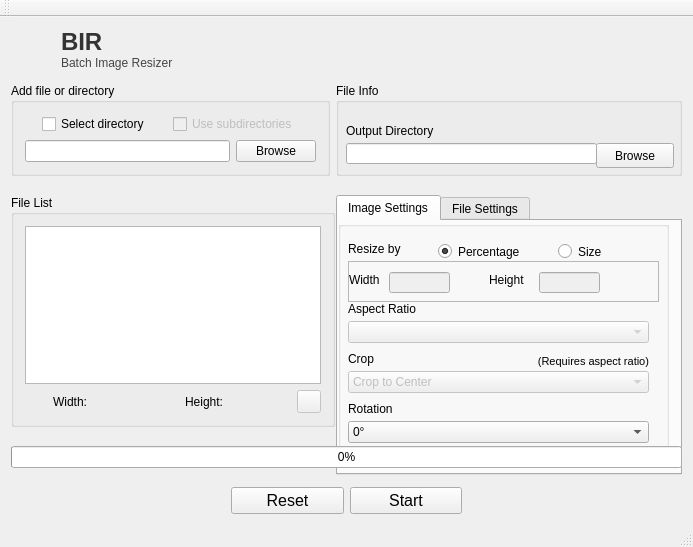
Above: bir.ui from agronick/BIR before the change. Below: the same form after it.
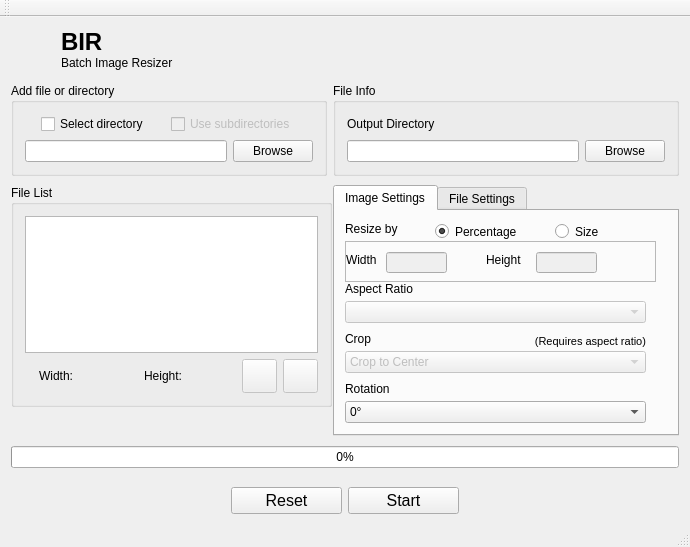
That is the form after the change. The open tabs and pages were chosen to show the change. Icons and pictures are not drawn.

Commit message: Bugfixes, delete all button, UI cleanup, other fixes

```diff
--- a/bir.ui
+++ b/bir.ui
@@ -9,7 +9,7 @@
    <rect>
     <x>0</x>
     <y>0</y>
-    <width>693</width>
+    <width>690</width>
     <height>547</height>
    </rect>
   </property>
@@ -21,8 +21,8 @@
   </property>
   <property name="maximumSize">
    <size>
-    <width>1165</width>
-    <height>1000</height>
+    <width>16777215</width>
+    <height>10000000</height>
    </size>
   </property>
   <property name="windowTitle">
@@ -45,7 +45,7 @@
    <bool>true</bool>
   </property>
   <widget class="QWidget" name="centralWidget">
-   <layout class="QVBoxLayout" name="verticalLayout_2">
+   <layout class="QVBoxLayout" name="verticalLayout_4">
     <item>
      <widget class="QLabel" name="titleIcon">
       <property name="sizePolicy">
@@ -80,7 +80,7 @@
        <string notr="true">background-image: url(:/icon/icon); background-repeat:no-repeat; padding-left: 50px</string>
       </property>
       <property name="text">
-       <string>&lt;html&gt;&lt;head/&gt;&lt;body&gt;&lt;p&gt;&lt;span style=&quot; font-size:18pt; font-weight:600; color:#333333;&quot;&gt;BIR&lt;/span&gt;&lt;br /&gt;&lt;span style=&quot; font-size:9pt; color:#454545;&quot;&gt;Batch Image Resizer&lt;/span&gt;&lt;/p&gt;&lt;/body&gt;&lt;/html&gt;</string>
+       <string>&lt;html&gt;&lt;head/&gt;&lt;body&gt;&lt;p&gt;&lt;span style=&quot; font-size:18pt; font-weight:600;&quot;&gt;BIR&lt;/span&gt;&lt;br/&gt;&lt;span style=&quot; font-size:9pt;&quot;&gt;Batch Image Resizer&lt;/span&gt;&lt;/p&gt;&lt;/body&gt;&lt;/html&gt;</string>
       </property>
       <property name="textFormat">
        <enum>Qt::RichText</enum>
@@ -220,15 +220,18 @@
         <property name="title">
          <string>File Info</string>
         </property>
+        <layout class="QVBoxLayout" name="verticalLayout_2">
+         <item>
+          <widget class="QLabel" name="label_2">
+           <property name="text">
+            <string>Output Directory</string>
+           </property>
+          </widget>
+         </item>
+         <item>
+          <layout class="QHBoxLayout" name="horizontalLayout_2">
+           <item>
         <widget class="QLineEdit" name="outputFile">
-         <property name="geometry">
-          <rect>
-           <x>10</x>
-           <y>60</y>
-           <width>251</width>
-           <height>21</height>
-          </rect>
-         </property>
          <property name="sizePolicy">
           <sizepolicy hsizetype="Expanding" vsizetype="Fixed">
            <horstretch>0</horstretch>
@@ -242,34 +245,17 @@
           </size>
          </property>
         </widget>
+           </item>
+           <item>
         <widget class="QPushButton" name="browseOut">
-         <property name="geometry">
-          <rect>
-           <x>260</x>
-           <y>60</y>
-           <width>78</width>
-           <height>25</height>
-          </rect>
-         </property>
          <property name="text">
           <string>Browse</string>
          </property>
         </widget>
-        <widget class="QLabel" name="label_2">
-         <property name="geometry">
-          <rect>
-           <x>10</x>
-           <y>40</y>
-           <width>111</width>
-           <height>16</height>
-          </rect>
-         </property>
-         <property name="text">
-          <string>Output Directory</string>
-         </property>
-        </widget>
-        <zorder>outputFile</zorder>
-        <zorder>browseOut</zorder>
+           </item>
+          </layout>
+         </item>
+        </layout>
         <zorder>label_2</zorder>
         <zorder>titleIcon</zorder>
        </widget>
@@ -277,18 +263,18 @@
      </layout>
     </item>
     <item>
-     <layout class="QHBoxLayout" name="horizontalLayout_4" stretch="1,1">
+     <layout class="QHBoxLayout" name="horizontalLayout_4" stretch="1,0">
       <property name="spacing">
        <number>1</number>
       </property>
       <property name="sizeConstraint">
-       <enum>QLayout::SetMaximumSize</enum>
+       <enum>QLayout::SetFixedSize</enum>
       </property>
       <property name="topMargin">
-       <number>13</number>
+       <number>3</number>
       </property>
       <property name="bottomMargin">
-       <number>13</number>
+       <number>33</number>
       </property>
       <item>
        <widget class="QGroupBox" name="fileList_2">
@@ -343,7 +329,7 @@
             </widget>
            </item>
            <item>
-            <widget class="QLabel" name="heightLabel">
+            <widget class="QLabel" name="widthLabel">
              <property name="text">
               <string/>
              </property>
@@ -360,12 +346,31 @@
             </widget>
            </item>
            <item>
-            <widget class="QLabel" name="widthLabel">
+            <widget class="QLabel" name="heightLabel">
              <property name="text">
               <string/>
              </property>
             </widget>
            </item>
+           <item>
+            <widget class="QToolButton" name="removeAll">
+             <property name="enabled">
+              <bool>false</bool>
+             </property>
+             <property name="styleSheet">
+              <string notr="true"/>
+             </property>
+             <property name="text">
+              <string/>
+             </property>
+             <property name="iconSize">
+              <size>
+               <width>27</width>
+               <height>27</height>
+              </size>
+             </property>
+            </widget>
+           </item>
            <item>
             <widget class="QToolButton" name="removeItem">
              <property name="enabled">
@@ -377,6 +382,12 @@
              <property name="text">
               <string/>
              </property>
+             <property name="iconSize">
+              <size>
+               <width>27</width>
+               <height>27</height>
+              </size>
+             </property>
             </widget>
            </item>
           </layout>
@@ -387,7 +398,7 @@
       <item>
        <widget class="QTabWidget" name="tabWidget">
         <property name="sizePolicy">
-         <sizepolicy hsizetype="Fixed" vsizetype="Fixed">
+         <sizepolicy hsizetype="Fixed" vsizetype="Preferred">
           <horstretch>0</horstretch>
           <verstretch>0</verstretch>
          </sizepolicy>
@@ -395,110 +406,74 @@
         <property name="minimumSize">
          <size>
           <width>346</width>
-          <height>280</height>
+          <height>251</height>
          </size>
         </property>
+        <property name="maximumSize">
+         <size>
+          <width>16777215</width>
+          <height>233</height>
+         </size>
+        </property>
+        <property name="tabPosition">
+         <enum>QTabWidget::North</enum>
+        </property>
+        <property name="tabShape">
+         <enum>QTabWidget::Rounded</enum>
+        </property>
         <property name="currentIndex">
-         <number>1</number>
+         <number>0</number>
+        </property>
+        <property name="tabsClosable">
+         <bool>false</bool>
         </property>
         <widget class="QWidget" name="imageTab">
          <attribute name="title">
           <string>Image Settings</string>
          </attribute>
-         <widget class="QGroupBox" name="settings">
-          <property name="geometry">
-           <rect>
-            <x>0</x>
-            <y>0</y>
-            <width>331</width>
-            <height>231</height>
-           </rect>
-          </property>
-          <property name="sizePolicy">
-           <sizepolicy hsizetype="Expanding" vsizetype="Preferred">
-            <horstretch>0</horstretch>
-            <verstretch>0</verstretch>
-           </sizepolicy>
-          </property>
-          <widget class="QRadioButton" name="pixelRadio">
-           <property name="geometry">
-            <rect>
-             <x>220</x>
-             <y>20</y>
-             <width>95</width>
-             <height>21</height>
-            </rect>
-           </property>
-           <property name="text">
-            <string>Size</string>
-           </property>
-          </widget>
-          <widget class="QRadioButton" name="percentageRadio">
-           <property name="geometry">
-            <rect>
-             <x>100</x>
-             <y>20</y>
-             <width>95</width>
-             <height>21</height>
-            </rect>
-           </property>
-           <property name="text">
-            <string>Percentage</string>
-           </property>
-           <property name="checked">
-            <bool>true</bool>
-           </property>
-          </widget>
-          <widget class="QLabel" name="label_5">
-           <property name="geometry">
-            <rect>
-             <x>10</x>
-             <y>20</y>
-             <width>81</width>
-             <height>16</height>
-            </rect>
-           </property>
-           <property name="text">
-            <string>Resize by</string>
-           </property>
-          </widget>
-          <widget class="QLabel" name="label_6">
-           <property name="geometry">
-            <rect>
-             <x>10</x>
-             <y>80</y>
-             <width>111</width>
-             <height>16</height>
-            </rect>
-           </property>
-           <property name="text">
-            <string>Aspect Ratio</string>
-           </property>
-          </widget>
-          <widget class="QComboBox" name="aspectRatio">
+         <widget class="QComboBox" name="cropMode">
            <property name="enabled">
             <bool>false</bool>
            </property>
            <property name="geometry">
             <rect>
              <x>10</x>
-             <y>100</y>
+            <y>140</y>
              <width>301</width>
              <height>22</height>
             </rect>
            </property>
-           <property name="sizePolicy">
-            <sizepolicy hsizetype="Expanding" vsizetype="Fixed">
-             <horstretch>0</horstretch>
-             <verstretch>0</verstretch>
-            </sizepolicy>
+          <item>
+           <property name="text">
+            <string>Crop to Center</string>
            </property>
+          </item>
+          <item>
+           <property name="text">
+            <string>Crop to Top Left</string>
+           </property>
+          </item>
+          <item>
+           <property name="text">
+            <string>Crop to Top Right</string>
+           </property>
+          </item>
+          <item>
+           <property name="text">
+            <string>Crop to Bottom Left</string>
+           </property>
+          </item>
+          <item>
+           <property name="text">
+            <string>Crop to Bottom Right</string>
+           </property>
+          </item>
           </widget>
           <widget class="QLabel" name="label_7">
            <property name="geometry">
             <rect>
              <x>10</x>
-             <y>180</y>
+            <y>170</y>
              <width>71</width>
              <height>16</height>
             </rect>
@@ -507,63 +482,24 @@
             <string>Rotation</string>
            </property>
           </widget>
-          <widget class="QComboBox" name="rotation">
+         <widget class="QLabel" name="label_6">
            <property name="geometry">
             <rect>
              <x>10</x>
-             <y>200</y>
-             <width>301</width>
-             <height>22</height>
-            </rect>
-           </property>
-           <property name="sizePolicy">
-            <sizepolicy hsizetype="Expanding" vsizetype="Fixed">
-             <horstretch>0</horstretch>
-             <verstretch>0</verstretch>
-            </sizepolicy>
-           </property>
-           <item>
-            <property name="text">
-             <string>0°</string>
-            </property>
-           </item>
-           <item>
-            <property name="text">
-             <string>90°</string>
-            </property>
-           </item>
-           <item>
-            <property name="text">
-             <string>180°</string>
-            </property>
-           </item>
-           <item>
-            <property name="text">
-             <string>270°</string>
-            </property>
-           </item>
-          </widget>
-          <widget class="QLabel" name="label_8">
-           <property name="geometry">
-            <rect>
-             <x>10</x>
-             <y>130</y>
-             <width>301</width>
+            <y>70</y>
+            <width>111</width>
              <height>16</height>
             </rect>
            </property>
            <property name="text">
-            <string>Crop</string>
-           </property>
-           <property name="buddy">
-            <cstring>cropMode</cstring>
+           <string>Aspect Ratio</string>
            </property>
           </widget>
           <widget class="QStackedWidget" name="sizeModePager">
            <property name="geometry">
             <rect>
              <x>10</x>
-             <y>40</y>
+            <y>30</y>
              <width>311</width>
              <height>41</height>
             </rect>
@@ -675,49 +611,11 @@
             </widget>
            </widget>
           </widget>
-          <widget class="QComboBox" name="cropMode">
-           <property name="enabled">
-            <bool>false</bool>
-           </property>
-           <property name="geometry">
-            <rect>
-             <x>10</x>
-             <y>150</y>
-             <width>301</width>
-             <height>22</height>
-            </rect>
-           </property>
-           <item>
-            <property name="text">
-             <string>Crop to Center</string>
-            </property>
-           </item>
-           <item>
-            <property name="text">
-             <string>Crop to Top Left</string>
-            </property>
-           </item>
-           <item>
-            <property name="text">
-             <string>Crop to Top Right</string>
-            </property>
-           </item>
-           <item>
-            <property name="text">
-             <string>Crop to Bottom Left</string>
-            </property>
-           </item>
-           <item>
-            <property name="text">
-             <string>Crop to Bottom Right</string>
-            </property>
-           </item>
-          </widget>
           <widget class="QLabel" name="label">
            <property name="geometry">
             <rect>
              <x>160</x>
-             <y>130</y>
+            <y>120</y>
              <width>151</width>
              <height>20</height>
             </rect>
@@ -734,20 +632,133 @@
             <set>Qt::AlignRight|Qt::AlignTrailing|Qt::AlignVCenter</set>
            </property>
           </widget>
-          <zorder>pixelRadio</zorder>
-          <zorder>percentageRadio</zorder>
-          <zorder>label_5</zorder>
-          <zorder>label_6</zorder>
-          <zorder>aspectRatio</zorder>
+         <widget class="QComboBox" name="rotation">
+          <property name="geometry">
+           <rect>
+            <x>10</x>
+            <y>190</y>
+            <width>301</width>
+            <height>22</height>
+           </rect>
+          </property>
+          <property name="sizePolicy">
+           <sizepolicy hsizetype="Expanding" vsizetype="Fixed">
+            <horstretch>0</horstretch>
+            <verstretch>0</verstretch>
+           </sizepolicy>
+          </property>
+          <item>
+           <property name="text">
+            <string>0°</string>
+           </property>
+          </item>
+          <item>
+           <property name="text">
+            <string>90°</string>
+           </property>
+          </item>
+          <item>
+           <property name="text">
+            <string>180°</string>
+           </property>
+          </item>
+          <item>
+           <property name="text">
+            <string>270°</string>
+           </property>
+          </item>
+         </widget>
+         <widget class="QLabel" name="label_5">
+          <property name="geometry">
+           <rect>
+            <x>10</x>
+            <y>10</y>
+            <width>81</width>
+            <height>16</height>
+           </rect>
+          </property>
+          <property name="text">
+           <string>Resize by</string>
+          </property>
+         </widget>
+         <widget class="QComboBox" name="aspectRatio">
+          <property name="enabled">
+           <bool>false</bool>
+          </property>
+          <property name="geometry">
+           <rect>
+            <x>10</x>
+            <y>90</y>
+            <width>301</width>
+            <height>22</height>
+           </rect>
+          </property>
+          <property name="sizePolicy">
+           <sizepolicy hsizetype="Expanding" vsizetype="Fixed">
+            <horstretch>0</horstretch>
+            <verstretch>0</verstretch>
+           </sizepolicy>
+          </property>
+         </widget>
+         <widget class="QRadioButton" name="percentageRadio">
+          <property name="geometry">
+           <rect>
+            <x>100</x>
+            <y>10</y>
+            <width>95</width>
+            <height>21</height>
+           </rect>
+          </property>
+          <property name="text">
+           <string>Percentage</string>
+          </property>
+          <property name="checked">
+           <bool>true</bool>
+          </property>
+         </widget>
+         <widget class="QLabel" name="label_8">
+          <property name="geometry">
+           <rect>
+            <x>10</x>
+            <y>120</y>
+            <width>301</width>
+            <height>16</height>
+           </rect>
+          </property>
+          <property name="text">
+           <string>Crop</string>
+          </property>
+          <property name="buddy">
+           <cstring>cropMode</cstring>
+          </property>
+         </widget>
+         <widget class="QRadioButton" name="pixelRadio">
+          <property name="geometry">
+           <rect>
+            <x>220</x>
+            <y>10</y>
+            <width>95</width>
+            <height>21</height>
+           </rect>
+          </property>
+          <property name="text">
+           <string>Size</string>
+          </property>
+         </widget>
+         <zorder>cropMode</zorder>
           <zorder>label_7</zorder>
           <zorder>rotation</zorder>
           <zorder>label_8</zorder>
           <zorder>sizeModePager</zorder>
           <zorder>cropMode</zorder>
           <zorder>label</zorder>
-          <zorder>progressBar</zorder>
-          <zorder>titleIcon</zorder>
-         </widget>
+         <zorder>rotation</zorder>
+         <zorder>label_5</zorder>
+         <zorder>aspectRatio</zorder>
+         <zorder>percentageRadio</zorder>
+         <zorder>label_8</zorder>
+         <zorder>pixelRadio</zorder>
+         <zorder></zorder>
         </widget>
         <widget class="QWidget" name="fileTab">
          <attribute name="title">
```
Left out of the diff: 80 changed lines with no effect on the pictures. Lines whose indentation alone changed are shown as unchanged. The commit also changes 5 other files.
